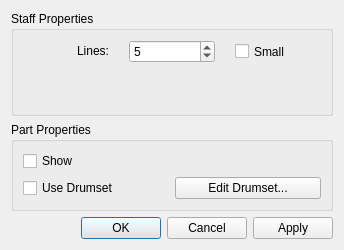
Before: the Qt Designer form mscore/mscore/editstaff.ui in musescore/musescore-old, drawn with Qt 5.
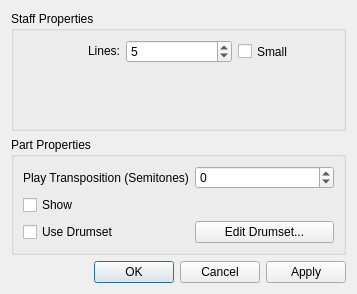
After: the same form once the commit is applied.

```diff
--- a/mscore/mscore/editstaff.ui
+++ b/mscore/mscore/editstaff.ui
@@ -5,8 +5,8 @@
    <rect>
     <x>0</x>
     <y>0</y>
-    <width>344</width>
-    <height>250</height>
+    <width>357</width>
+    <height>294</height>
    </rect>
   </property>
   <property name="windowTitle" >
@@ -22,12 +22,6 @@
       <bool>true</bool>
      </property>
      <layout class="QGridLayout" >
-      <property name="horizontalSpacing" >
-       <number>20</number>
-      </property>
-      <property name="verticalSpacing" >
-       <number>15</number>
-      </property>
       <item row="0" column="0" >
        <widget class="QLabel" name="label" >
         <property name="sizePolicy" >
@@ -83,8 +77,8 @@
         </property>
         <property name="sizeHint" >
          <size>
-          <width>20</width>
-          <height>40</height>
+          <width>106</width>
+          <height>41</height>
          </size>
         </property>
        </spacer>
@@ -101,14 +95,35 @@
       <bool>true</bool>
      </property>
      <layout class="QGridLayout" >
+      <item row="0" column="0" >
+       <widget class="QLabel" name="label_2" >
+        <property name="text" >
+         <string>Play Transposition (Semitones)</string>
+        </property>
+       </widget>
+      </item>
+      <item row="0" column="1" >
+       <widget class="QSpinBox" name="transposition" >
+        <property name="minimum" >
+         <number>-127</number>
+        </property>
+       </widget>
+      </item>
       <item row="1" column="0" >
+       <widget class="QCheckBox" name="showStaff" >
+        <property name="text" >
+         <string>Show</string>
+        </property>
+       </widget>
+      </item>
+      <item row="2" column="0" >
        <widget class="QCheckBox" name="useDrumset" >
         <property name="text" >
          <string>Use Drumset</string>
         </property>
        </widget>
       </item>
-      <item row="1" column="1" >
+      <item row="2" column="1" >
        <widget class="QPushButton" name="editDrumset" >
         <property name="sizePolicy" >
          <sizepolicy vsizetype="Preferred" hsizetype="Minimum" >
@@ -121,13 +136,6 @@
         </property>
        </widget>
       </item>
-      <item row="0" column="0" >
-       <widget class="QCheckBox" name="showStaff" >
-        <property name="text" >
-         <string>Show</string>
-        </property>
-       </widget>
-      </item>
      </layout>
     </widget>
    </item>
```
